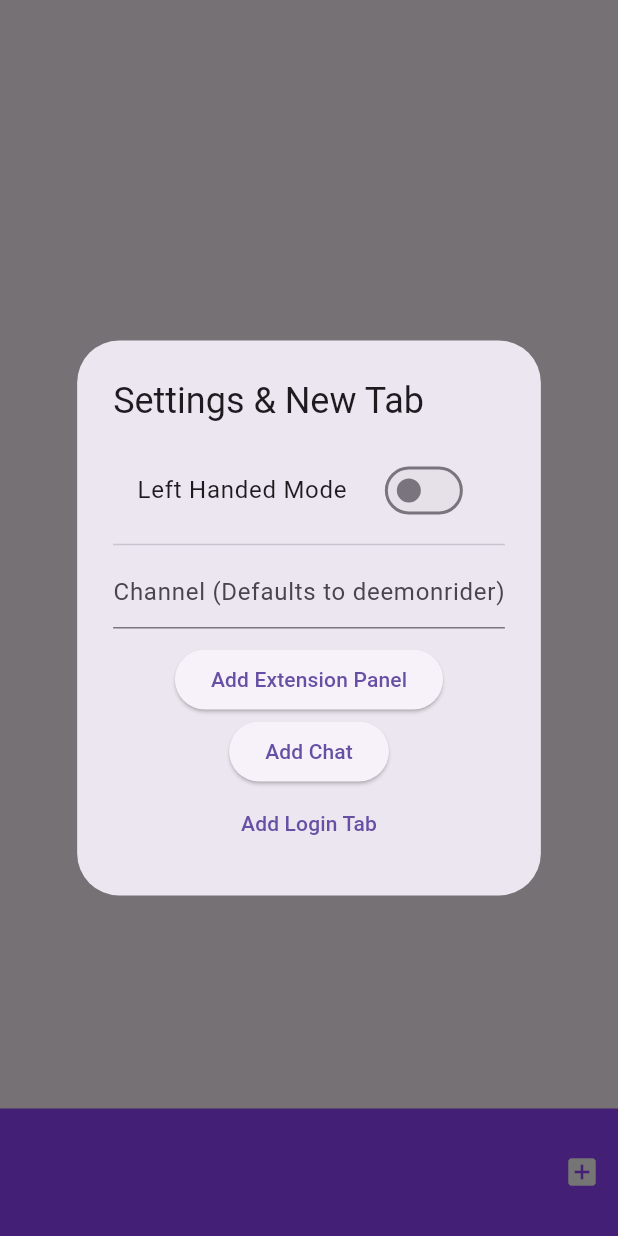
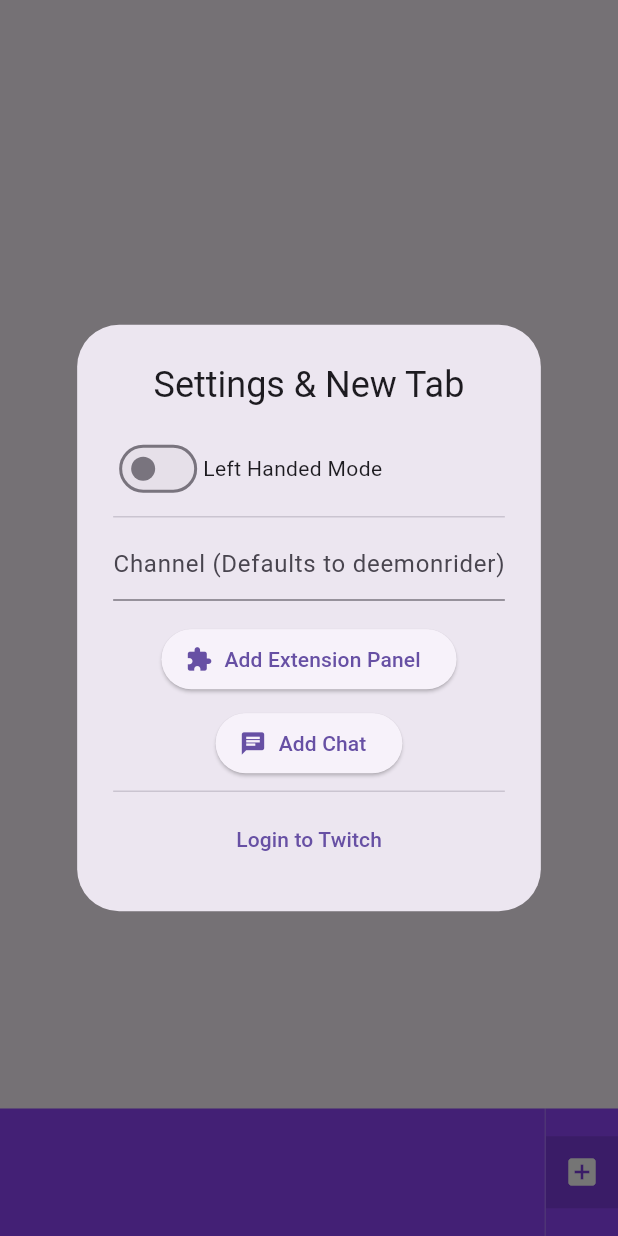
Before and after one commit to JoshuaGutz/my_android_app, a Flutter app: the screen it shows after launch, after a tap on the "add box" icon, on a phone screen of 412 x 824 dp. Run offline on Flutter 3.47's test engine with Material 3 defaults, Android fonts, the phone set to English and light mode, and no system bars; our stand-ins replace shared_preferences, webview_flutter.

Commit message:
Single-row bottom bar with pill-shaped tabs, icon labels (hiding deemonrider name), centered dialog title, and left-aligned toggle

```diff
--- a/lib/main.dart
+++ b/lib/main.dart
@@ -11,8 +11,10 @@ void main() {
 
 class TwitchTab {
   String title;
+  String type; // "panel", "chat", or "login"
+  String channel;
   WebViewController controller;
-  TwitchTab({required this.title, required this.controller});
+  TwitchTab({required this.title, required this.type, required this.channel, required this.controller});
 }
 
 class TwitchApp extends StatefulWidget {
@@ -40,43 +42,34 @@ class _TwitchAppState extends State<TwitchApp> with TickerProviderStateMixin {
     });
   }
 
-  // UPDATED: This now accepts the dialog's local "setDialogState"
-  // so it can force the switch to flip visually in sync with the buttons.
   Future<void> _toggleHandedness(bool value, StateSetter setDialogState) async {
     final prefs = await SharedPreferences.getInstance();
     await prefs.setBool('isLeftHanded', value);
-
-    // Update the main app (buttons move)
-    setState(() {
-      isLeftHanded = value;
-    });
-
-    // Update the dialog (switch flips)
+    setState(() { isLeftHanded = value; });
     setDialogState(() {});
   }
 
   void _checkTabsAndShowDialog() {
-    if (myTabs.isEmpty) {
-      _showAddDialog();
-    }
+    if (myTabs.isEmpty) _showAddDialog();
   }
 
   WebViewController _createController(String url) {
     return WebViewController()
       ..setJavaScriptMode(JavaScriptMode.unrestricted)
-      ..setNavigationDelegate(
-        NavigationDelegate(
-          onNavigationRequest: (NavigationRequest request) {
-            return NavigationDecision.navigate;
-          },
-        ),
-      )
+      ..setNavigationDelegate(NavigationDelegate(
+          onNavigationRequest: (request) => NavigationDecision.navigate,
+      ))
       ..loadRequest(Uri.parse(url));
   }
 
-  void _addTab(String title, String url) {
+  void _addTab(String title, String type, String channel, String url) {
     setState(() {
-      myTabs.add(TwitchTab(title: title, controller: _createController(url)));
+      myTabs.add(TwitchTab(
+        title: title,
+        type: type,
+        channel: channel,
+        controller: _createController(url)
+      ));
       _tabController = TabController(length: myTabs.length, vsync: this);
       _tabController!.animateTo(myTabs.length - 1);
     });
@@ -96,17 +89,21 @@ class _TwitchAppState extends State<TwitchApp> with TickerProviderStateMixin {
 
   @override
   Widget build(BuildContext context) {
-    List<Widget> actionButtons = [
-      IconButton(
-        icon: const Icon(Icons.add_box, color: Colors.white),
-        onPressed: () => _showAddDialog(),
-      ),
+    // Action buttons container with a slight dark tint to separate from tabs
+    Widget actionButtons = Container(
+      color: Colors.black12,
+      child: Row(
+        mainAxisSize: MainAxisSize.min,
+        children: [
+          IconButton(icon: const Icon(Icons.add_box, color: Colors.white), onPressed: _showAddDialog),
           if (myTabs.isNotEmpty)
             IconButton(
               icon: const Icon(Icons.refresh, color: Colors.white),
               onPressed: () => myTabs[_tabController!.index].controller.reload(),
             ),
-    ];
+        ],
+      ),
+    );
 
     return Scaffold(
       body: SafeArea(
@@ -123,8 +120,8 @@ class _TwitchAppState extends State<TwitchApp> with TickerProviderStateMixin {
         color: const Color(0xFF9146FF),
         child: Row(
           children: isLeftHanded
-            ? [...actionButtons, Expanded(child: _buildTabBar())]
-            : [Expanded(child: _buildTabBar()), ...actionButtons],
+            ? [actionButtons, const VerticalDivider(width: 1, color: Colors.white24), Expanded(child: _buildTabBar())]
+            : [Expanded(child: _buildTabBar()), const VerticalDivider(width: 1, color: Colors.white24), actionButtons],
         ),
       ),
     );
@@ -135,17 +132,33 @@ class _TwitchAppState extends State<TwitchApp> with TickerProviderStateMixin {
     return TabBar(
       controller: _tabController,
       isScrollable: true,
-      indicatorColor: Colors.white,
+      indicatorColor: Colors.transparent, // Hide the default line
+      padding: const EdgeInsets.symmetric(vertical: 8),
       tabs: myTabs.asMap().entries.map((entry) {
-        return Tab(
+        bool isDeemon = entry.value.channel.toLowerCase() == "deemonrider";
+        IconData icon = entry.value.type == "chat" ? Icons.chat_bubble_outline : Icons.extension_outlined;
+        if (entry.value.type == "login") icon = Icons.person_outline;
+
+        return Container(
+          margin: const EdgeInsets.symmetric(horizontal: 4),
+          padding: const EdgeInsets.symmetric(horizontal: 12, vertical: 8),
+          decoration: BoxDecoration(
+            color: Colors.white.withAlpha(38),
+            borderRadius: BorderRadius.circular(20),
+            border: Border.all(color: Colors.white30),
+          ),
           child: Row(
             mainAxisSize: MainAxisSize.min,
             children: [
-              Text(entry.value.title, style: const TextStyle(color: Colors.white)),
+              Icon(icon, size: 18, color: Colors.white),
+              if (!isDeemon && entry.value.type != "login") ...[
+                const SizedBox(width: 6),
+                Text(entry.value.channel, style: const TextStyle(color: Colors.white, fontWeight: FontWeight.bold)),
+              ],
               const SizedBox(width: 8),
               GestureDetector(
                 onTap: () => _closeTab(entry.key),
-                child: const Icon(Icons.close, size: 16, color: Colors.white54),
+                child: const Icon(Icons.close, size: 16, color: Colors.white70),
               ),
             ],
           ),
@@ -159,59 +172,59 @@ class _TwitchAppState extends State<TwitchApp> with TickerProviderStateMixin {
     showDialog(
       context: context,
       barrierDismissible: myTabs.isNotEmpty,
-      builder: (context) {
-        return StatefulBuilder(
-          builder: (context, setDialogState) {
-            return AlertDialog(
-              title: const Text("Settings & New Tab"),
+      builder: (context) => StatefulBuilder(
+        builder: (context, setDialogState) => AlertDialog(
+          title: const Center(child: Text("Settings & New Tab")), // Centered Title
           content: Column(
             mainAxisSize: MainAxisSize.min,
             children: [
-                  SwitchListTile(
-                    title: const Text("Left Handed Mode"),
+              // Switch on the Left
+              Row(
+                children: [
+                  Switch(
                     value: isLeftHanded,
-                    onChanged: (bool value) {
-                      // We now pass the 'setDialogState' directly into our toggle logic
-                      _toggleHandedness(value, setDialogState);
-                    },
+                    onChanged: (val) => _toggleHandedness(val, setDialogState),
+                  ),
+                  const Text("Left Handed Mode"),
+                ],
               ),
               const Divider(),
               TextField(
                 controller: channelController,
                 decoration: const InputDecoration(hintText: "Channel (Defaults to deemonrider)"),
               ),
-                  const SizedBox(height: 10),
-                  ElevatedButton(
+              const SizedBox(height: 15),
+              ElevatedButton.icon(
+                icon: const Icon(Icons.extension),
+                label: const Text("Add Extension Panel"),
                 onPressed: () {
-                      String name = channelController.text.trim();
-                      if (name.isEmpty) name = "deemonrider";
-                      _addTab("Panel: $name", "https://www.twitch.tv/popout/$name/extensions/pm0qkv9g4h87t5y6lg329oam8j7ze9/panel");
+                  String name = channelController.text.trim().isEmpty ? "deemonrider" : channelController.text.trim();
+                  _addTab("Panel", "panel", name, "https://www.twitch.tv/popout/$name/extensions/pm0qkv9g4h87t5y6lg329oam8j7ze9/panel");
                   Navigator.pop(context);
                 },
-                    child: const Text("Add Extension Panel")
               ),
-                  ElevatedButton(
+              const SizedBox(height: 8),
+              ElevatedButton.icon(
+                icon: const Icon(Icons.chat),
+                label: const Text("Add Chat"),
                 onPressed: () {
-                      String name = channelController.text.trim();
-                      if (name.isEmpty) name = "deemonrider";
-                      _addTab("Chat: $name", "https://www.twitch.tv/popout/$name/chat?popout=");
+                  String name = channelController.text.trim().isEmpty ? "deemonrider" : channelController.text.trim();
+                  _addTab("Chat", "chat", name, "https://www.twitch.tv/popout/$name/chat?popout=");
                   Navigator.pop(context);
                 },
-                    child: const Text("Add Chat")
               ),
+              const Divider(),
               TextButton(
                 onPressed: () {
-                      _addTab("Login", "https://www.twitch.tv/login");
+                  _addTab("Login", "login", "", "https://www.twitch.tv/login");
                   Navigator.pop(context);
                 },
-                    child: const Text("Add Login Tab")
+                child: const Text("Login to Twitch"), // Renamed
               )
             ],
           ),
-            );
-          }
-        );
-      },
+        ),
+      ),
     );
   }
 }
```
Lines whose indentation alone changed are shown as unchanged.
